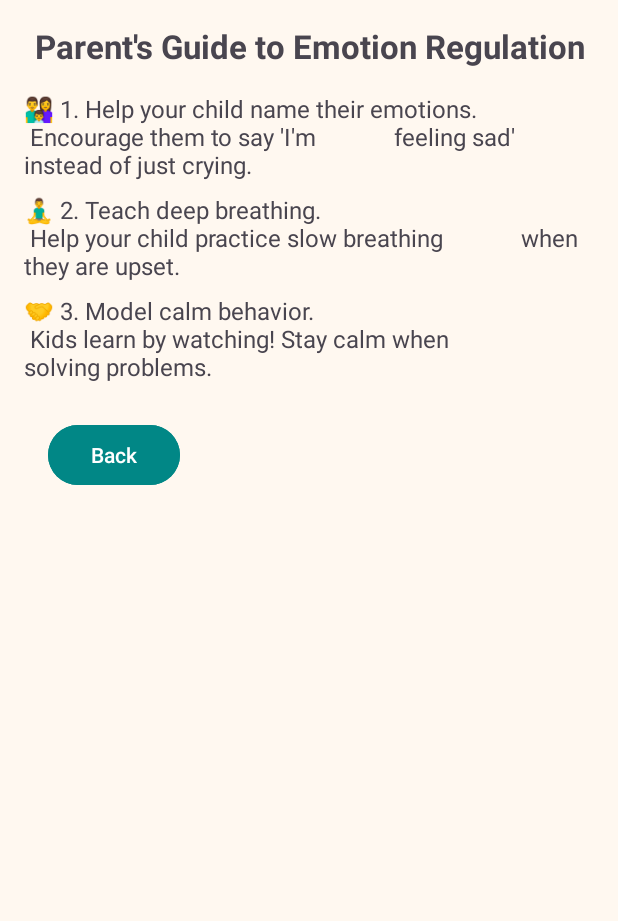
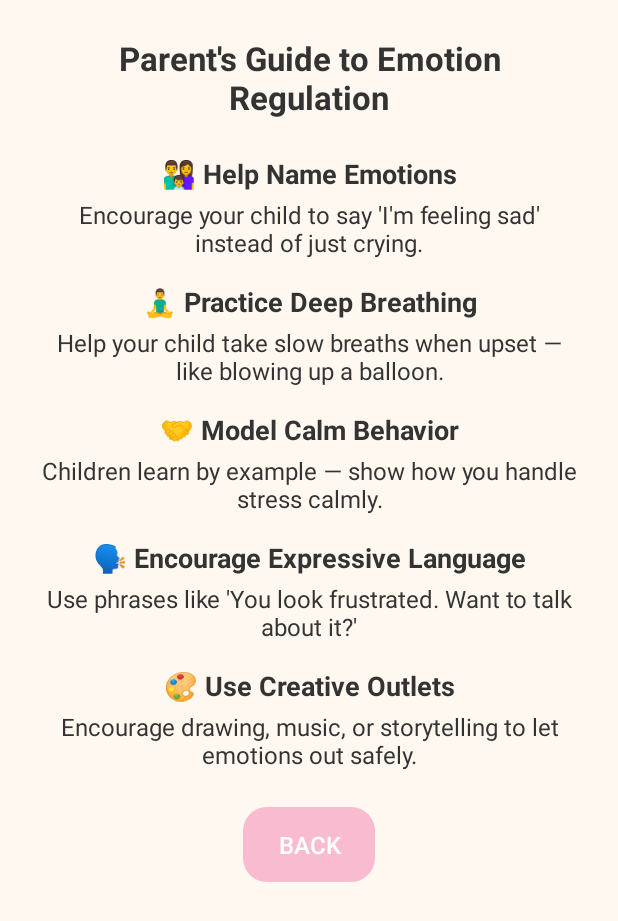
Before and after one commit to noeliarozado/FeelingsExplorer, an Android app built with Jetpack Compose: the ParentsGuideActivity screen opened directly, with no data from a screen before it, on a phone screen of 412 x 824 dp. Shown: the top 921 px of the screen. Run offline under Robolectric (Android 15) with nearby library versions, the phone set to English and light mode, and no system bars.

Commit message:
Improved Parents Guide

```diff
--- a/app/src/main/java/com/example/feelingsexplorer/ParentsGuideActivity.kt
+++ b/app/src/main/java/com/example/feelingsexplorer/ParentsGuideActivity.kt
@@ -2,10 +2,7 @@ package com.example.feelingsexplorer
 
 import android.os.Bundle
 import android.widget.Button
-import androidx.activity.enableEdgeToEdge
 import androidx.appcompat.app.AppCompatActivity
-import androidx.core.view.ViewCompat
-import androidx.core.view.WindowInsetsCompat
 
 class ParentsGuideActivity : AppCompatActivity() {
 
--- a/app/src/main/res/layout/activity_parents_guide.xml
+++ b/app/src/main/res/layout/activity_parents_guide.xml
@@ -1,13 +1,16 @@
-<ScrollView
-xmlns:android="http://schemas.android.com/apk/res/android"
+<?xml version="1.0" encoding="utf-8"?>
+<ScrollView xmlns:android="http://schemas.android.com/apk/res/android"
     android:layout_width="match_parent"
-android:layout_height="match_parent">
+    android:layout_height="match_parent"
+    android:background="@color/light_background"
+    android:padding="24dp">
 
     <LinearLayout
         android:layout_width="match_parent"
         android:layout_height="wrap_content"
         android:orientation="vertical"
-    android:padding="16dp">
+        android:gravity="center_horizontal"
+        android:paddingBottom="32dp">
 
         <TextView
             android:layout_width="match_parent"
@@ -15,44 +18,115 @@ android:layout_height="match_parent">
             android:text="Parent's Guide to Emotion Regulation"
             android:textSize="22sp"
             android:textStyle="bold"
+            android:textColor="@color/primaryText"
             android:gravity="center"
-        android:paddingBottom="16dp"/>
+            android:paddingBottom="24dp" />
+
+        <!-- Tip 1 -->
+        <TextView
+            android:layout_width="match_parent"
+            android:layout_height="wrap_content"
+            android:text="👨‍👩‍👦 Help Name Emotions"
+            android:textSize="18sp"
+            android:textStyle="bold"
+            android:textColor="@color/primaryText"
+            android:gravity="center"
+            android:paddingBottom="4dp" />
 
         <TextView
             android:layout_width="match_parent"
             android:layout_height="wrap_content"
-        android:text="👨‍👩‍👦 1. Help your child name their emotions. \n Encourage them to say 'I'm
-            feeling sad' instead of just crying."
+            android:text="Encourage your child to say 'I'm feeling sad' instead of just crying."
             android:textSize="16sp"
-        android:paddingBottom="8dp"/>
+            android:textColor="@color/primaryText"
+            android:gravity="center"
+            android:paddingBottom="16dp" />
+
+        <!-- Tip 2 -->
+        <TextView
+            android:layout_width="match_parent"
+            android:layout_height="wrap_content"
+            android:text="🧘‍♂️ Practice Deep Breathing"
+            android:textSize="18sp"
+            android:textStyle="bold"
+            android:textColor="@color/primaryText"
+            android:gravity="center"
+            android:paddingBottom="4dp" />
 
         <TextView
             android:layout_width="match_parent"
             android:layout_height="wrap_content"
-        android:text="🧘‍♂️ 2. Teach deep breathing. \n Help your child practice slow breathing
-            when they are upset."
+            android:text="Help your child take slow breaths when upset — like blowing up a balloon."
             android:textSize="16sp"
-        android:paddingBottom="8dp"/>
+            android:textColor="@color/primaryText"
+            android:gravity="center"
+            android:paddingBottom="16dp" />
+
+        <!-- Tip 3 -->
+        <TextView
+            android:layout_width="match_parent"
+            android:layout_height="wrap_content"
+            android:text="🤝 Model Calm Behavior"
+            android:textSize="18sp"
+            android:textStyle="bold"
+            android:textColor="@color/primaryText"
+            android:gravity="center"
+            android:paddingBottom="4dp" />
 
         <TextView
             android:layout_width="match_parent"
             android:layout_height="wrap_content"
-        android:text="🤝 3. Model calm behavior. \n Kids learn by watching! Stay calm when
-            solving problems."
+            android:text="Children learn by example — show how you handle stress calmly."
             android:textSize="16sp"
-        android:paddingBottom="8dp"/>
+            android:textColor="@color/primaryText"
+            android:gravity="center"
+            android:paddingBottom="16dp" />
 
+        <!-- Tip 4 -->
+        <TextView
+            android:layout_width="match_parent"
+            android:layout_height="wrap_content"
+            android:text="🗣️ Encourage Expressive Language"
+            android:textSize="18sp"
+            android:textStyle="bold"
+            android:textColor="@color/primaryText"
+            android:gravity="center"
+            android:paddingBottom="4dp" />
+
+        <TextView
+            android:layout_width="match_parent"
+            android:layout_height="wrap_content"
+            android:text="Use phrases like 'You look frustrated. Want to talk about it?'"
+            android:textSize="16sp"
+            android:textColor="@color/primaryText"
+            android:gravity="center"
+            android:paddingBottom="16dp" />
+
+        <!-- Tip 5 -->
+        <TextView
+            android:layout_width="match_parent"
+            android:layout_height="wrap_content"
+            android:text="🎨 Use Creative Outlets"
+            android:textSize="18sp"
+            android:textStyle="bold"
+            android:textColor="@color/primaryText"
+            android:gravity="center"
+            android:paddingBottom="4dp" />
+
+        <TextView
+            android:layout_width="match_parent"
+            android:layout_height="wrap_content"
+            android:text="Encourage drawing, music, or storytelling to let emotions out safely."
+            android:textSize="16sp"
+            android:textColor="@color/primaryText"
+            android:gravity="center"
+            android:paddingBottom="24dp" />
+
+        <!-- Back Button -->
         <Button
             android:id="@+id/btnBack"
-        android:layout_width="wrap_content"
-        android:layout_height="wrap_content"
-        android:text="Back"
-        android:backgroundTint="@color/teal_700"
-        android:textColor="@android:color/white"
-        android:layout_margin="16dp"
-        android:layout_alignParentStart="true"
-        android:layout_alignParentTop="true"/>
+            style="@style/SmallBackButton"
+            android:text="Back" />
 
     </LinearLayout>
-
 </ScrollView>
```
Lines whose indentation alone changed are shown as unchanged.
